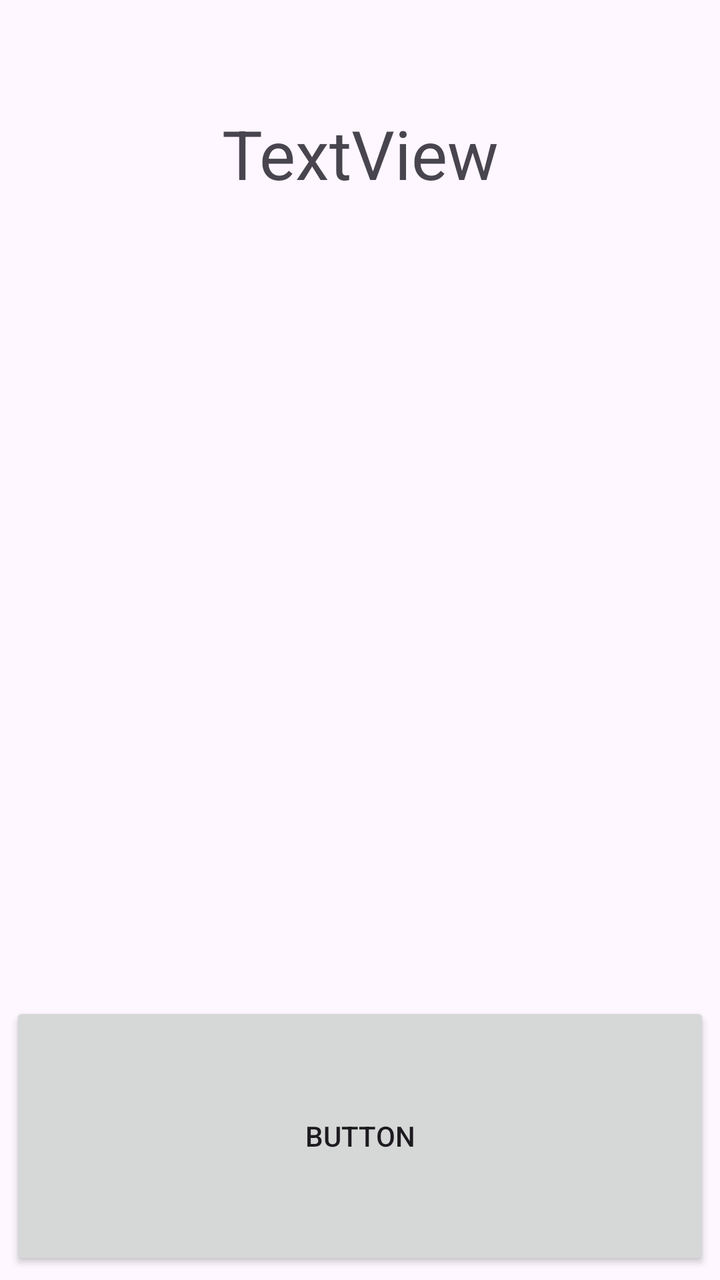
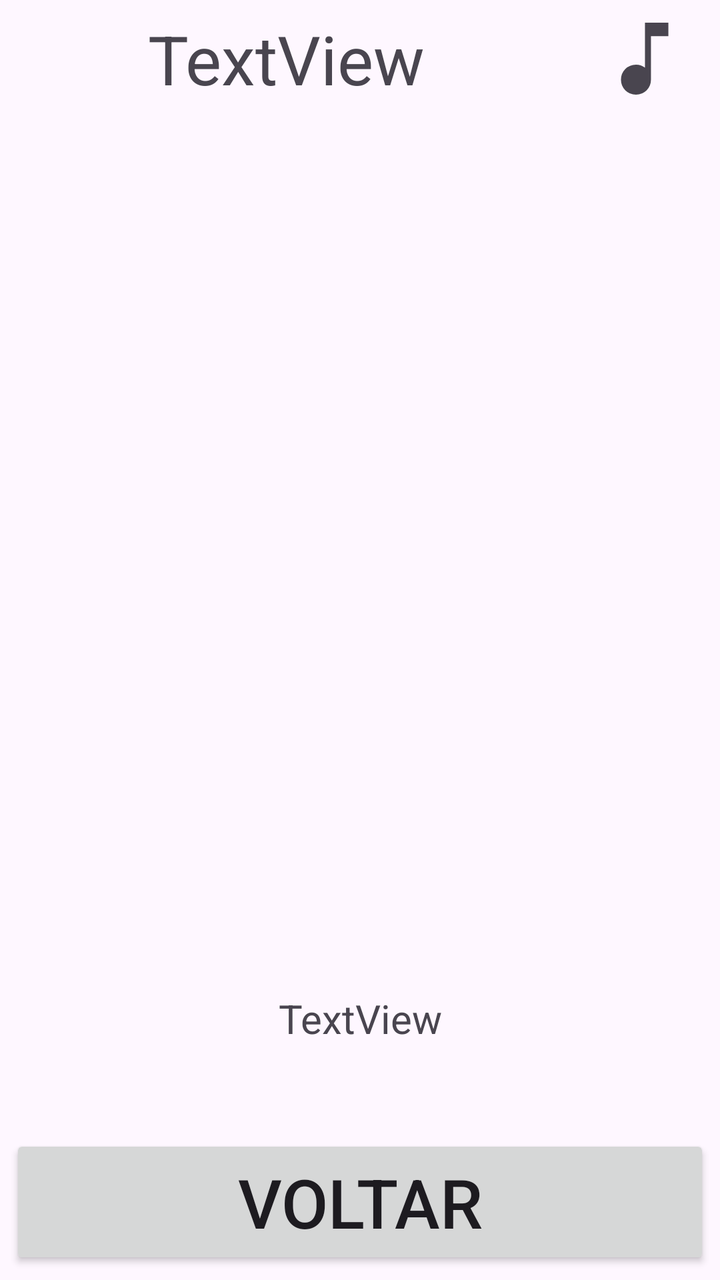

Before-and-after screenshots of an Android layout around one commit, followed by the original layout XML and the change that was made.
<!-- AndroidManifest.xml: application theme Theme.ProjetoPDMII -->
<!-- res/layout/activity_tela03.xml -->
<?xml version="1.0" encoding="utf-8"?>
<LinearLayout xmlns:android="http://schemas.android.com/apk/res/android"
    xmlns:app="http://schemas.android.com/apk/res-auto"
    xmlns:tools="http://schemas.android.com/tools"
    android:id="@+id/main"
    android:layout_width="match_parent"
    android:layout_height="match_parent"
    android:orientation="vertical"
    tools:context=".Tela03">

    <LinearLayout
        android:layout_width="match_parent"
        android:layout_height="wrap_content"
        android:layout_weight="0.2"
        android:orientation="horizontal">

        <TextView
            android:id="@+id/textView5"
            android:layout_width="match_parent"
            android:layout_height="match_parent"
            android:layout_weight="0"
            android:gravity="center"
            android:text="TextView"
            android:textSize="34sp" />

        <ImageButton
            android:id="@+id/imageButton"
            android:layout_width="wrap_content"
            android:layout_height="wrap_content"
            android:layout_weight="0"
            app:srcCompat="@drawable/music_note_48px" />
    </LinearLayout>

    <androidx.viewpager2.widget.ViewPager2
        android:id="@+id/viewpager"
        android:layout_width="match_parent"
        android:layout_height="wrap_content"
        android:layout_weight="0.8">

    </androidx.viewpager2.widget.ViewPager2>

    <Button
        android:id="@+id/button3"
        android:layout_width="match_parent"
        android:layout_height="wrap_content"
        android:layout_margin="5dp"
        android:layout_weight="0.2"
        android:text="Button" />
</LinearLayout>
<!-- resources referenced by this layout -->
<resources>
  <!-- drawable music_note_48px (drawable) -->
  <vector xmlns:android="http://schemas.android.com/apk/res/android"
      android:width="48dp"
      android:height="48dp"
      android:viewportWidth="960"
      android:viewportHeight="960"
      android:tint="?attr/colorControlNormal">
    <path
        android:fillColor="@android:color/white"
        android:pathData="M286.5,796.5Q243,753 243,690Q243,627 286.5,583.5Q330,540 393,540Q421,540 443.5,548Q466,556 483,570L483,120L717,120L717,255L543,255L543,690Q543,753 499.5,796.5Q456,840 393,840Q330,840 286.5,796.5Z"/>
  </vector>
  <style name="Theme.ProjetoPDMII" parent="Base.Theme.ProjetoPDMII" />
  <style name="Base.Theme.ProjetoPDMII" parent="Theme.Material3.DayNight.NoActionBar">
          
          
      </style>
</resources>

<!-- the commit's change to res/layout/activity_tela03.xml (unified diff, before → after) -->
@@ -11,14 +11,16 @@
     <LinearLayout
         android:layout_width="match_parent"
         android:layout_height="wrap_content"
-        android:layout_weight="0.2"
+        android:layout_margin="1dp"
+        android:layout_weight="0.025"
+        android:gravity="center"
         android:orientation="horizontal">
 
         <TextView
             android:id="@+id/textView5"
-            android:layout_width="match_parent"
-            android:layout_height="match_parent"
-            android:layout_weight="0"
+            android:layout_width="wrap_content"
+            android:layout_height="wrap_content"
+            android:layout_weight="0.99"
             android:gravity="center"
             android:text="TextView"
             android:textSize="34sp" />
@@ -26,24 +28,50 @@
         <ImageButton
             android:id="@+id/imageButton"
             android:layout_width="wrap_content"
-            android:layout_height="wrap_content"
-            android:layout_weight="0"
+            android:layout_height="match_parent"
+            android:layout_weight="0.01"
+            android:backgroundTint="#00FFFFFF"
             app:srcCompat="@drawable/music_note_48px" />
     </LinearLayout>
 
     <androidx.viewpager2.widget.ViewPager2
         android:id="@+id/viewpager"
         android:layout_width="match_parent"
-        android:layout_height="wrap_content"
-        android:layout_weight="0.8">
+        android:layout_height="0dp"
+        android:layout_weight="0.87">
 
     </androidx.viewpager2.widget.ViewPager2>
+
+    <ScrollView
+        android:layout_width="match_parent"
+        android:layout_height="50dp"
+        android:layout_gravity="center"
+        android:layout_margin="5dp"
+        android:layout_weight="0.1">
+
+        <LinearLayout
+            android:layout_width="match_parent"
+            android:layout_height="match_parent"
+            android:layout_gravity="center"
+            android:gravity="center"
+            android:orientation="vertical">
+
+            <TextView
+                android:id="@+id/textView6"
+                android:layout_width="match_parent"
+                android:layout_height="match_parent"
+                android:gravity="center"
+                android:text="TextView"
+                android:textSize="20sp" />
+        </LinearLayout>
+    </ScrollView>
 
     <Button
         android:id="@+id/button3"
         android:layout_width="match_parent"
         android:layout_height="wrap_content"
         android:layout_margin="5dp"
-        android:layout_weight="0.2"
-        android:text="Button" />
+        android:layout_weight="0.005"
+        android:text="Voltar"
+        android:textSize="34sp" />
 </LinearLayout>
